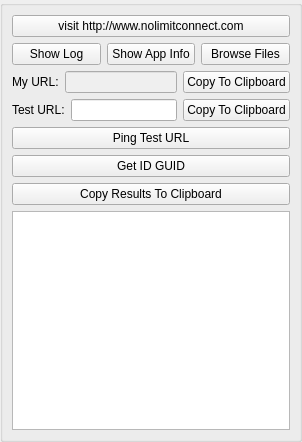
This is GoTvApps/GoTvCommon/Forms/AppletTestAndDebug.ui in brettrjones-github/nolimitconnect as Qt 5 draws it before an edit. The edited form follows.
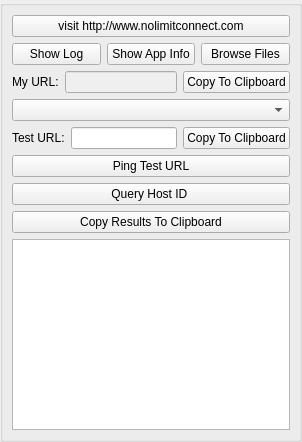
This is the edited form.

Commit message: Ping Pong test works

Diff of the .ui file:
```diff
--- a/GoTvApps/GoTvCommon/Forms/AppletTestAndDebug.ui
+++ b/GoTvApps/GoTvCommon/Forms/AppletTestAndDebug.ui
@@ -128,6 +128,9 @@
         </item>
        </layout>
       </item>
+      <item>
+       <widget class="QComboBox" name="m_TestUrlsComboBox"/>
+      </item>
       <item>
        <layout class="QHBoxLayout" name="horizontalLayout_2">
         <item>
@@ -159,7 +162,7 @@
       <item>
        <widget class="QPushButton" name="m_GetGuidButton">
         <property name="text">
-         <string>Get ID GUID</string>
+         <string>Query Host ID </string>
         </property>
        </widget>
       </item>
```
The commit also changes 20 other files.
